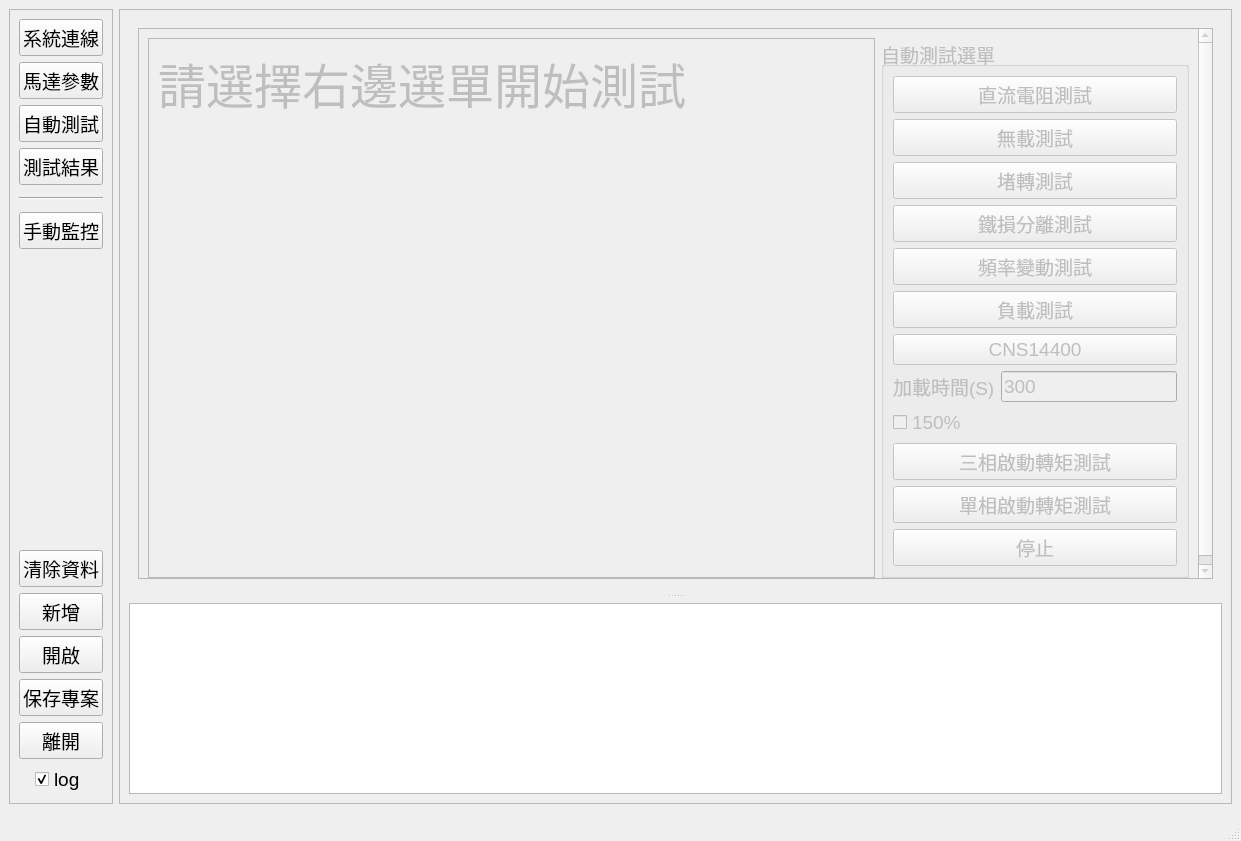
This is gui/ui/main.ui in zhao-rui-NB/motor-characteristic-test as Qt 5 draws it before an edit. The edited form follows.
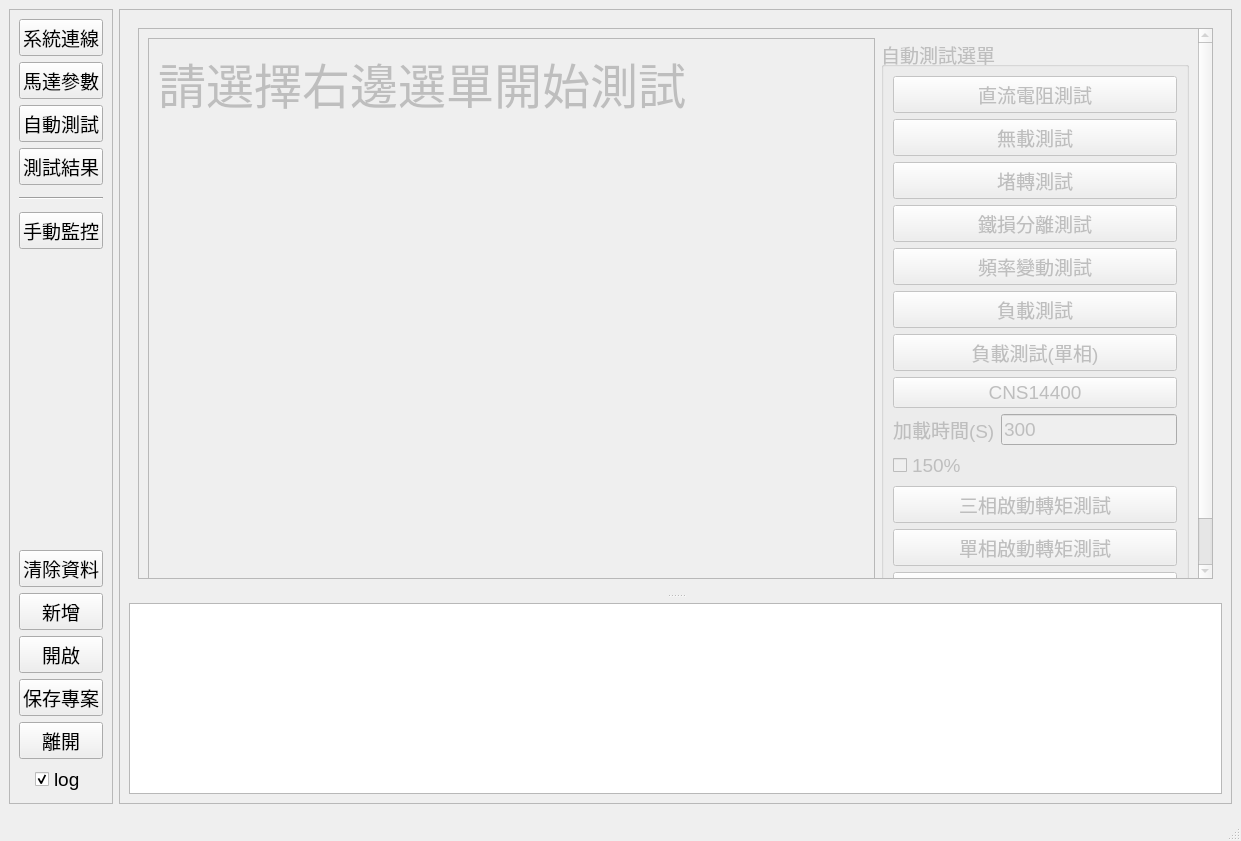
This is the edited form. Custom widgets are drawn as their Qt base class.

```diff
--- a/gui/ui/main.ui
+++ b/gui/ui/main.ui
@@ -1121,8 +1121,8 @@
                 <rect>
                  <x>0</x>
                  <y>0</y>
-                 <width>1073</width>
-                 <height>531</height>
+                 <width>1056</width>
+                 <height>554</height>
                 </rect>
                </property>
                <layout class="QHBoxLayout" name="horizontalLayout_2">
@@ -1207,6 +1207,13 @@
                      </property>
                     </widget>
                    </item>
+                   <item>
+                    <widget class="QPushButton" name="btn_load_test_single">
+                     <property name="text">
+                      <string>負載測試(單相)</string>
+                     </property>
+                    </widget>
+                   </item>
                    <item>
                     <widget class="QPushButton" name="btn_CNS_test">
                      <property name="text">
```
